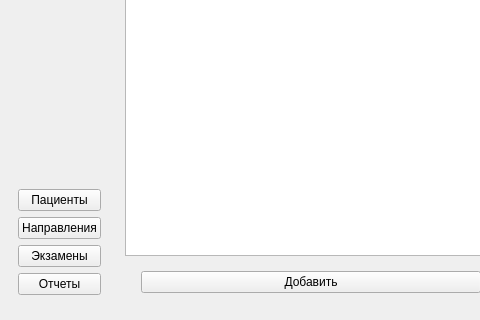
First picture: the form in ui/main.ui, repository Panamka207/applicant_tracking, before the edit; both pictures show x 0 to 480 and y 430 to 750 of the 1200 by 750 pixel window.
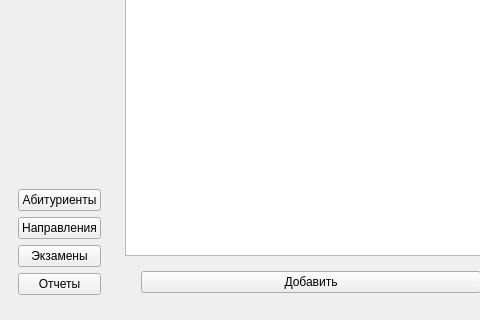
Second picture: the form after the edit.

Commit message: Удалены устаревшие файлы интерфейса для диалогов направления и пациента; добавлен новый файл интерфейса для диалога добавления абитуриента.

What changed in the file:
```diff
--- a/ui/main.ui
+++ b/ui/main.ui
@@ -38,7 +38,7 @@
        <item>
         <widget class="QPushButton" name="btnPatients">
          <property name="text">
-          <string>Пациенты</string>
+          <string>Абитуриенты</string>
          </property>
         </widget>
        </item>
```
The commit also changes 3 other files.
